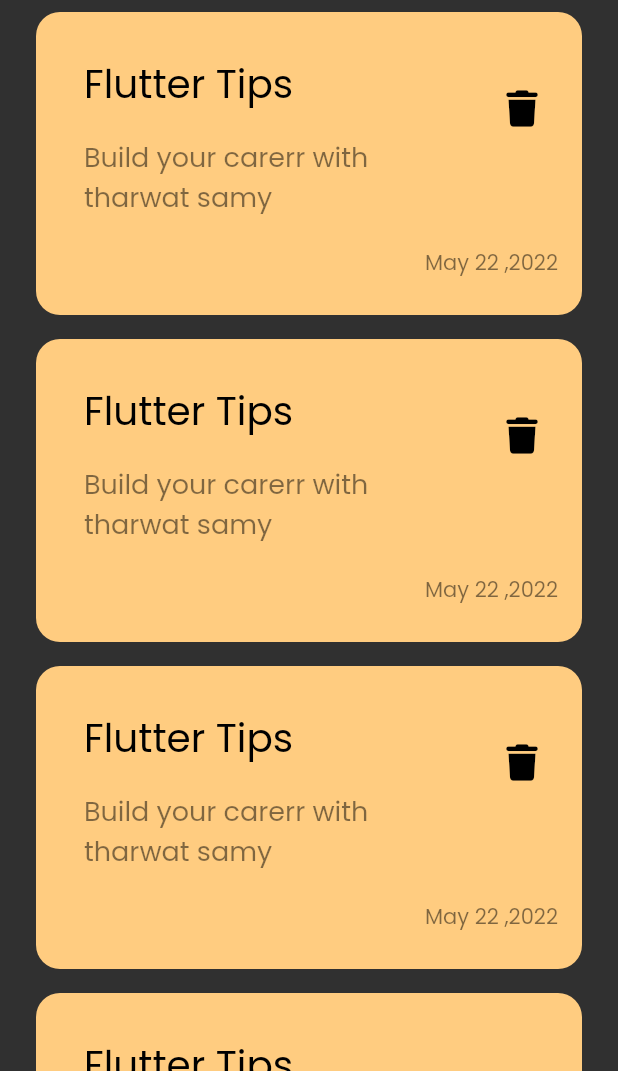
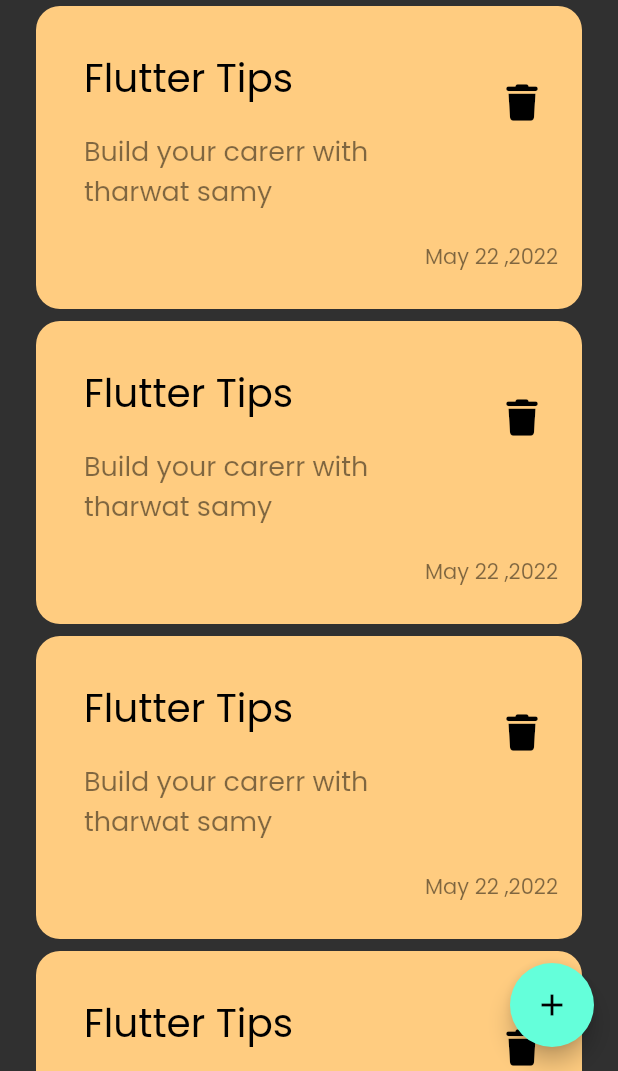
Before and after one commit to AbdBrkhsk/notes_app, a Flutter app: the screen it shows after launch, on a phone screen of 412 x 824 dp, the part 165-1236 px from its top. Run offline on Flutter 3.47's test engine with Material 2 defaults, Android fonts, the phone set to English and light mode, and no system bars; our stand-ins replace font_awesome_flutter.

Commit message:
create floating action button

```diff
--- a/lib/views/notes_view.dart
+++ b/lib/views/notes_view.dart
@@ -7,8 +7,9 @@ class NotesView extends StatelessWidget {
 
   @override
   Widget build(BuildContext context) {
-    return const Scaffold(
-      body: NotesViewBody() ,
+    return Scaffold(
+      floatingActionButton: FloatingActionButton(onPressed: (){},child:const Icon(Icons.add)),
+      body:const NotesViewBody() ,
     );
   }
 }
--- a/lib/views/widgets/custom_note_item.dart
+++ b/lib/views/widgets/custom_note_item.dart
@@ -4,6 +4,7 @@ import 'package:font_awesome_flutter/font_awesome_flutter.dart';
 class NoteItem extends StatelessWidget {
   const NoteItem({super.key});
 
+  // Color color;
   @override
   Widget build(BuildContext context) {
     return Container(
--- /dev/null
+++ b/lib/views/widgets/notes_list_view.dart
@@ -0,0 +1,22 @@
+import 'package:flutter/material.dart';
+
+import 'custom_note_item.dart';
+
+class NotesListView extends StatelessWidget {
+const   NotesListView({super.key});
+
+//  List colors = [Colors.red, Colors.yellow,Colors.blue, Colors.green];
+  @override
+  Widget build(BuildContext context) {
+    return ListView.builder(
+
+      itemBuilder: (context,index){
+      return const Padding(
+        padding: EdgeInsets.symmetric(vertical: 4),
+        child: NoteItem(
+
+        ),
+      );
+    });
+  }
+}
--- a/lib/views/widgets/notes_view_body.dart
+++ b/lib/views/widgets/notes_view_body.dart
@@ -5,6 +5,7 @@ import 'package:font_awesome_flutter/font_awesome_flutter.dart';
 import 'package:notes_app/views/widgets/custom_app_bar.dart';
 
 import 'custom_note_item.dart';
+import 'notes_list_view.dart';
 
 class NotesViewBody extends StatelessWidget {
   const NotesViewBody({super.key});
@@ -14,29 +15,14 @@ class NotesViewBody extends StatelessWidget {
     return Padding(
       padding: const EdgeInsets.symmetric(horizontal: 24),
       child: Column(
-        children: const [
+        children:const  [
           SizedBox(
             height: 60,
           ),
-          CustomAppBar(),
+           CustomAppBar(),
           Expanded(child: NotesListView())
         ],
       ),
     );
   }
 }
-
-
-class NotesListView extends StatelessWidget {
-  const NotesListView({super.key});
-
-  @override
-  Widget build(BuildContext context) {
-    return ListView.builder(itemBuilder: (context,index){
-      return Padding(
-        padding: const EdgeInsets.symmetric(vertical: 8),
-        child: NoteItem(),
-      );
-    });
-  }
-}
```
